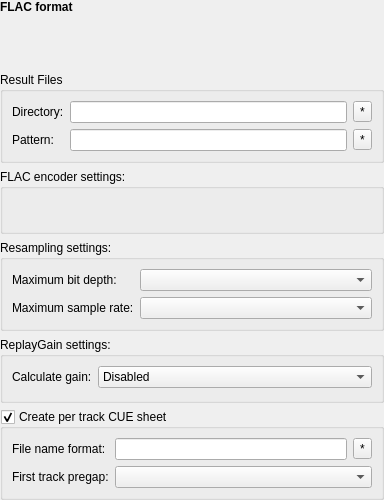
Above: gui/configdialog/profilewidget.ui from flacon/flacon before the change. Below: the same form after it.
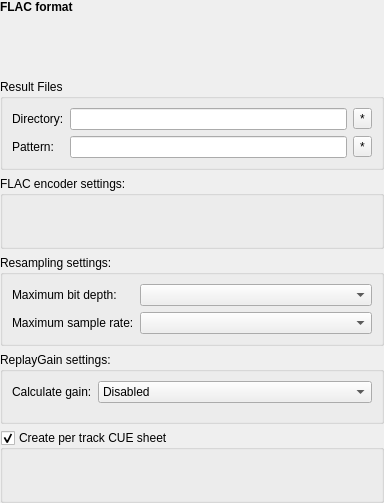
That is the form after the change. Custom widgets are drawn as their Qt base class.

Commit message: Add EmbedCue options to the dialog

Diff of the .ui file:
```diff
--- a/gui/configdialog/profilewidget.ui
+++ b/gui/configdialog/profilewidget.ui
@@ -7,7 +7,7 @@
     <x>0</x>
     <y>0</y>
     <width>384</width>
-    <height>500</height>
+    <height>503</height>
    </rect>
   </property>
   <property name="windowTitle">
@@ -226,7 +226,7 @@
     </widget>
    </item>
    <item>
-    <widget class="QGroupBox" name="perTrackCueGroup">
+    <widget class="OutCueGroupBox" name="outCueGroup">
      <property name="title">
       <string extracomment="Preferences dialog: group caption">Create per track CUE sheet</string>
      </property>
@@ -236,71 +236,7 @@
      <property name="checkable">
       <bool>true</bool>
      </property>
-     <layout class="QFormLayout" name="formLayout_3">
-      <item row="0" column="0">
-       <widget class="QLabel" name="perTrackCueLabel">
-        <property name="text">
-         <string extracomment="Settings dialog, label for the edit control with name of the created CUE file.">File name format:</string>
-        </property>
-        <property name="buddy">
-         <cstring>perTrackCueFormatEdit</cstring>
-        </property>
-       </widget>
-      </item>
-      <item row="0" column="1">
-       <layout class="QHBoxLayout" name="horizontalLayout_6">
-        <item>
-         <widget class="QLineEdit" name="perTrackCueFormatEdit">
-          <property name="sizePolicy">
-           <sizepolicy hsizetype="Preferred" vsizetype="Fixed">
-            <horstretch>0</horstretch>
-            <verstretch>0</verstretch>
-           </sizepolicy>
-          </property>
-          <property name="minimumSize">
-           <size>
-            <width>200</width>
-            <height>0</height>
-           </size>
-          </property>
-         </widget>
-        </item>
-        <item>
-         <widget class="OutPatternButton" name="perTrackCueFormatBtn">
-          <property name="text">
-           <string notr="true">*</string>
-          </property>
-         </widget>
-        </item>
-       </layout>
-      </item>
-      <item row="1" column="0">
-       <widget class="QLabel" name="preGapLabel">
-        <property name="text">
-         <string>First track pregap:</string>
-        </property>
-        <property name="buddy">
-         <cstring>preGapComboBox</cstring>
-        </property>
-       </widget>
-      </item>
-      <item row="1" column="1">
-       <widget class="QComboBox" name="preGapComboBox">
-        <property name="sizePolicy">
-         <sizepolicy hsizetype="Preferred" vsizetype="Fixed">
-          <horstretch>1</horstretch>
-          <verstretch>0</verstretch>
-         </sizepolicy>
-        </property>
-        <property name="sizeIncrement">
-         <size>
-          <width>0</width>
-          <height>0</height>
-         </size>
-        </property>
-       </widget>
-      </item>
-     </layout>
+     <layout class="QFormLayout" name="formLayout_3"/>
     </widget>
    </item>
   </layout>
@@ -316,6 +252,12 @@
    <extends>QToolButton</extends>
    <header>controls.h</header>
   </customwidget>
+  <customwidget>
+   <class>OutCueGroupBox</class>
+   <extends>QGroupBox</extends>
+   <header>outcuegroupbox.h</header>
+   <container>1</container>
+  </customwidget>
  </customwidgets>
  <tabstops>
   <tabstop>outDirEdit</tabstop>
```
Left out of the diff: 5 changed lines with no effect on the pictures. The commit also changes 13 other files.
